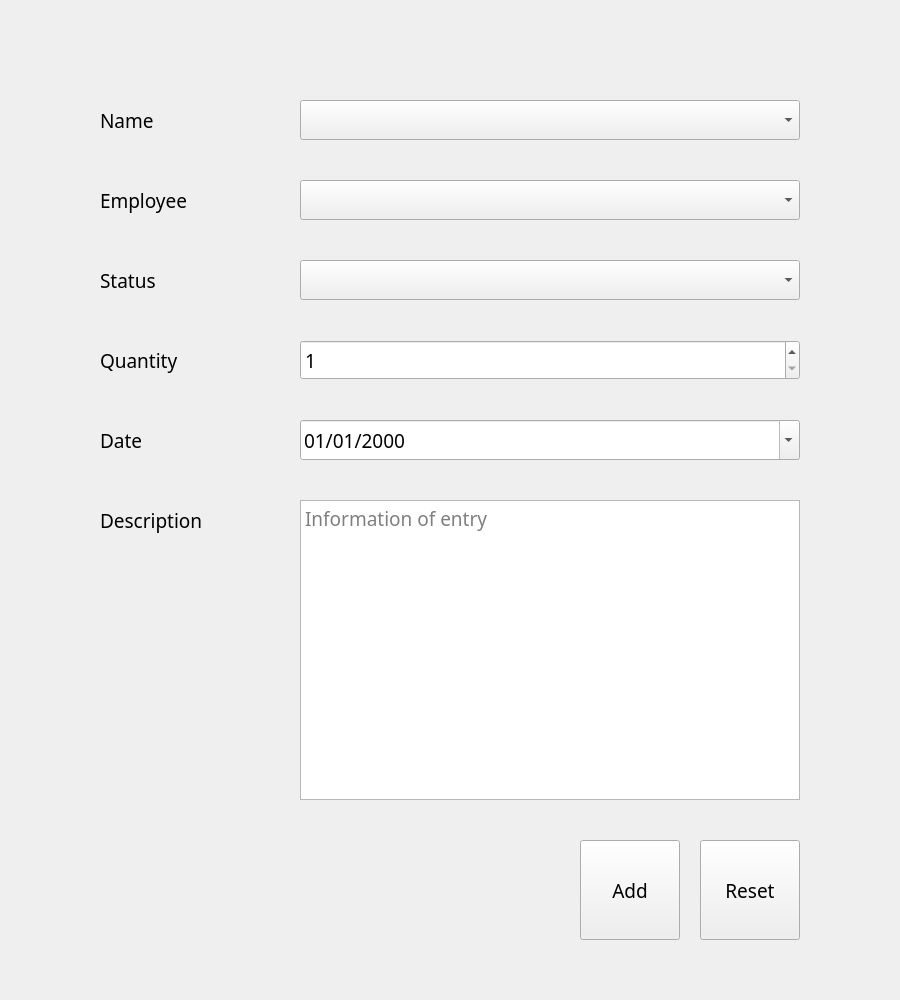
Above: UI/AddEntryPartLoop.ui from Tenesh/PartLoop before the change. Below: the same form after it.
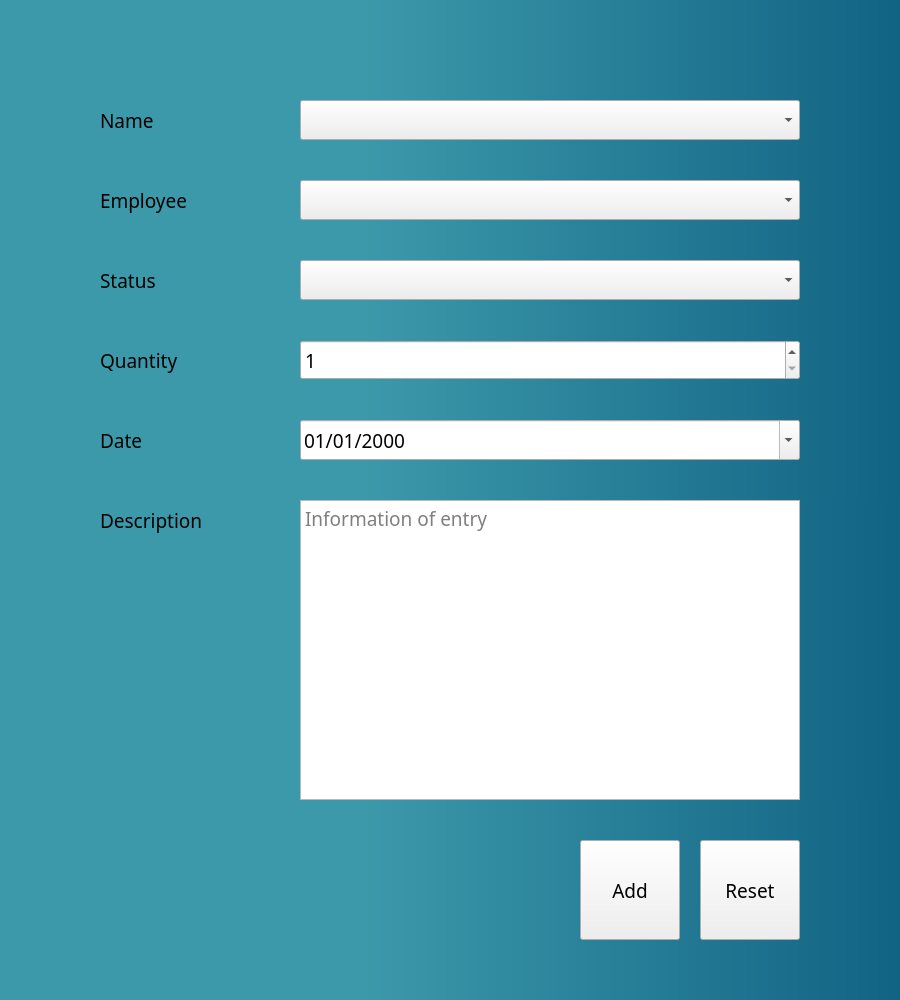
That is the form after the change.

What changed in the file:
```diff
--- a/UI/AddEntryPartLoop.ui
+++ b/UI/AddEntryPartLoop.ui
@@ -25,6 +25,12 @@
   <property name="windowTitle">
    <string>Add Entry</string>
   </property>
+  <property name="styleSheet">
+   <string notr="true">#dialogNewEntry{
+	background-color: qlineargradient(spread:pad, x1:0, y1:0, x2:1, y2:0, stop:0.4 rgba(60, 153, 170, 255), stop:1 rgba(17, 99, 132, 255));
+}
+</string>
+  </property>
   <property name="sizeGripEnabled">
    <bool>false</bool>
   </property>
```
Left out of the diff: 3 changed lines with no effect on the pictures.
